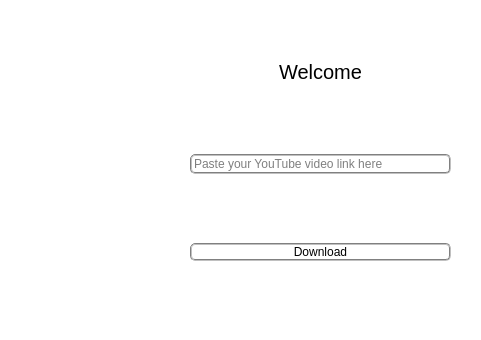
Before: the Qt Designer form ui_main.ui in ElliotCHEN37/YouTubeThumbnailDownloader, drawn with Qt 5; both pictures show x 250 to 731 and y 0 to 340 of the 731 by 340 pixel window.
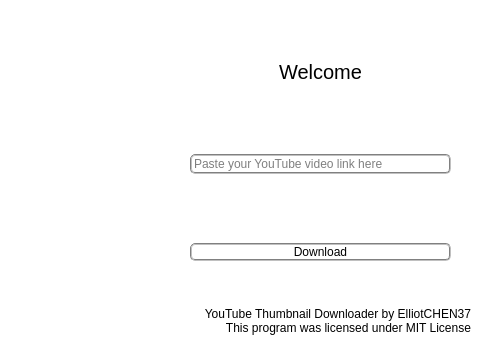
After: the same form once the commit is applied. Icons and pictures are not drawn.

Patch:
```diff
--- a/ui_main.ui
+++ b/ui_main.ui
@@ -173,6 +173,28 @@
      </item>
     </layout>
    </widget>
+   <widget class="QLabel" name="label">
+    <property name="geometry">
+     <rect>
+      <x>400</x>
+      <y>300</y>
+      <width>321</width>
+      <height>41</height>
+     </rect>
+    </property>
+    <property name="font">
+     <font>
+      <family>Arial</family>
+     </font>
+    </property>
+    <property name="text">
+     <string>YouTube Thumbnail Downloader by ElliotCHEN37
+This program was licensed under MIT License</string>
+    </property>
+    <property name="alignment">
+     <set>Qt::AlignRight|Qt::AlignTrailing|Qt::AlignVCenter</set>
+    </property>
+   </widget>
   </widget>
  </widget>
  <resources>
```
Left out of the diff: 4 changed lines with no effect on the pictures.
